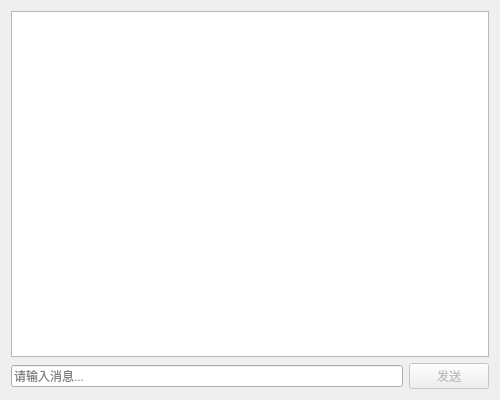
Qt form chatwindow.ui (moseme1/QtIM) before a commit.
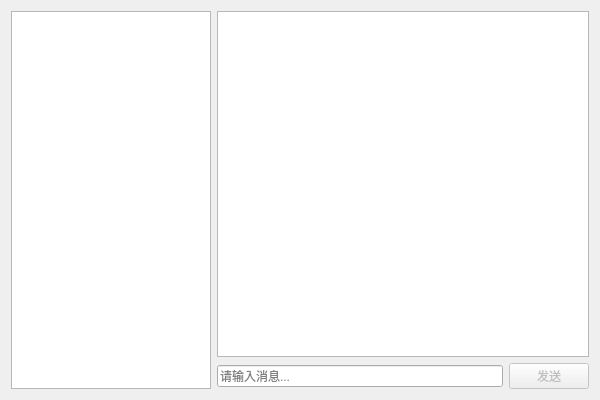
The same form after that commit.

Commit message: v2.0实现了服务器和多用户登录，以及数据库的设计实现

Patch:
```diff
--- a/chatwindow.ui
+++ b/chatwindow.ui
@@ -6,13 +6,59 @@
    <rect>
     <x>0</x>
     <y>0</y>
-    <width>500</width>
+    <width>600</width>  <!-- 加宽窗口适配列表 -->
     <height>400</height>
    </rect>
   </property>
   <property name="windowTitle">
    <string>聊天窗口</string>
   </property>
+  <layout class="QHBoxLayout" name="horizontalLayout_2"> <!-- 改为水平布局 -->
+   <item>
+    <!-- 新增：在线用户列表 -->
+    <widget class="QListWidget" name="lw_online_users">
+     <property name="minimumSize">
+      <size>
+       <width>150</width>
+       <height>0</height>
+      </size>
+     </property>
+     <property name="maximumSize">
+      <size>
+       <width>200</width>
+       <height>16777215</height>
+      </size>
+     </property>
+     <property name="horizontalScrollBarPolicy">
+      <enum>Qt::ScrollBarAlwaysOff</enum>
+     </property>
+     <property name="verticalScrollBarPolicy">
+      <enum>Qt::ScrollBarAsNeeded</enum>
+     </property>
+     <property name="currentRow">
+      <number>-1</number>
+     </property>
+     <property name="selectionMode">
+      <enum>QAbstractItemView::SingleSelection</enum>
+     </property>
+     <property name="defaultDropAction">
+      <enum>Qt::IgnoreAction</enum>
+     </property>
+     <property name="horizontalScrollMode">
+      <enum>QAbstractItemView::ScrollPerPixel</enum>
+     </property>
+     <property name="wordWrap">
+      <bool>true</bool>
+     </property>
+     <property name="textElideMode">
+      <enum>Qt::ElideRight</enum>
+     </property>
+     <property name="uniformItemSizes">
+      <bool>true</bool>
+     </property>
+    </widget>
+   </item>
+   <item>
   <layout class="QVBoxLayout" name="verticalLayout">
    <item>
     <widget class="QTextEdit" name="te_msg_display">
@@ -43,6 +89,8 @@
     </layout>
    </item>
   </layout>
+   </item>
+  </layout>
  </widget>
  <resources/>
  <connections/>
```
Left out of the diff: 1 changed line with no effect on the pictures. Lines whose indentation alone changed are shown as unchanged. The commit also changes 14 other files.
